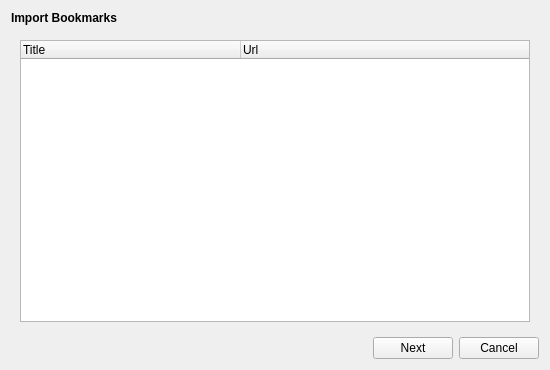
QupZilla/qupzilla, file src/lib/bookmarksimport/bookmarksimportdialog.ui: the form before one commit.
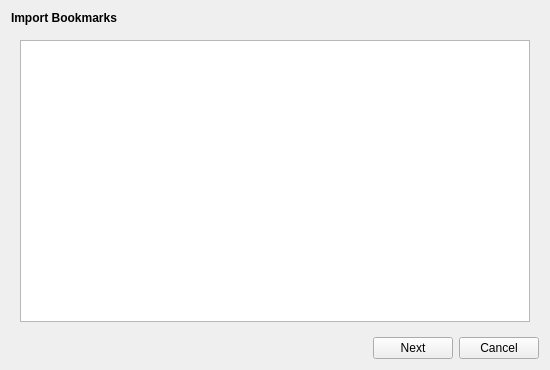
The form after the commit. The open tabs and pages were chosen to show the change. Icons and pictures are not drawn.

Patch:
```diff
--- a/src/lib/bookmarksimport/bookmarksimportdialog.ui
+++ b/src/lib/bookmarksimport/bookmarksimportdialog.ui
@@ -218,20 +218,10 @@
      <widget class="QWidget" name="finalPage">
       <layout class="QVBoxLayout" name="verticalLayout_3">
        <item>
-        <widget class="QTreeWidget" name="treeWidget">
-         <attribute name="headerMinimumSectionSize">
-          <number>220</number>
+        <widget class="QTreeView" name="treeView">
+         <attribute name="headerStretchLastSection">
+          <bool>true</bool>
          </attribute>
-         <column>
-          <property name="text">
-           <string>Title</string>
-          </property>
-         </column>
-         <column>
-          <property name="text">
-           <string>Url</string>
-          </property>
-         </column>
         </widget>
        </item>
       </layout>
```
Left out of the diff: 62 changed lines with no effect on the pictures.
